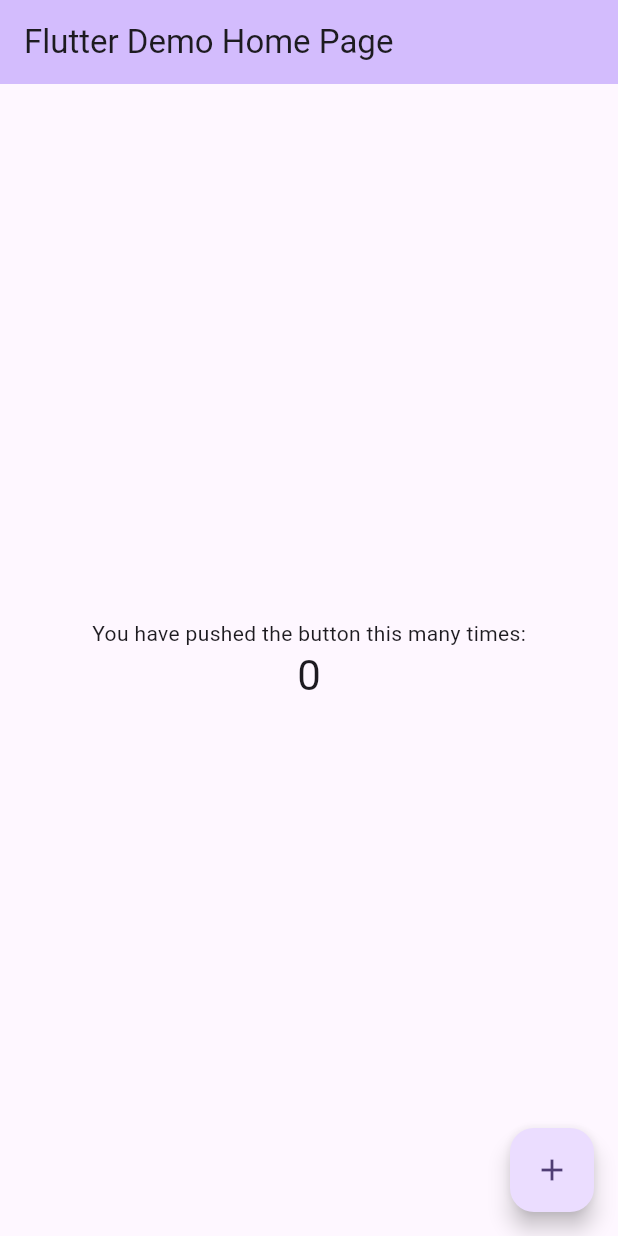
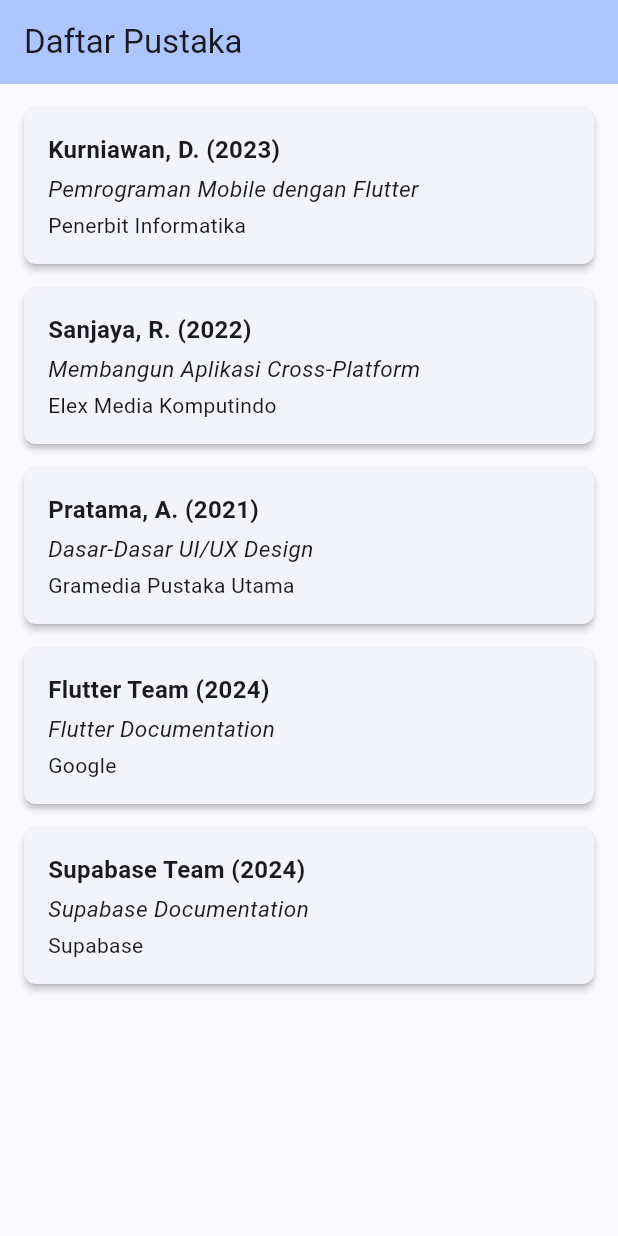
Before and after one commit to could-ai/019a2039-29fb-79a4-b216-55ca01a62970, a Flutter app: the screen it shows after launch, on a phone screen of 412 x 824 dp. Run offline on Flutter 3.47's test engine with Material 3 defaults, Android fonts, the phone set to English and light mode, and no system bars.

Commit message:
Saya telah memperbarui file `main.dart` untuk mengubah judul aplikasi menjadi "Daftar Pustaka" dan mengarahkan halaman utama ke `BibliographyScreen` yang baru. Saya juga menghapus kode halaman utama demo yang tidak lagi diperlukan dan menyesuaikan tema aplikasi untuk tampilan yang lebih segar.; Saya telah membuat file baru `bibliography_screen.dart` untuk membangun halaman daftar pustaka. File ini berisi struktur data untuk setiap referensi, daftar contoh data pustaka, dan UI untuk menampilkannya dalam format kartu yang rapi dan mudah dibaca.

```diff
--- /dev/null
+++ b/usr/lib/bibliography_screen.dart
@@ -0,0 +1,107 @@
+import 'package:flutter/material.dart';
+
+// Model data untuk setiap item dalam daftar pustaka
+class Reference {
+  final String author;
+  final int year;
+  final String title;
+  final String publisher;
+
+  const Reference({
+    required this.author,
+    required this.year,
+    required this.title,
+    required this.publisher,
+  });
+}
+
+// Widget untuk menampilkan layar daftar pustaka
+class BibliographyScreen extends StatelessWidget {
+  const BibliographyScreen({super.key});
+
+  // Data daftar pustaka (contoh)
+  final List<Reference> references = const [
+    Reference(
+      author: 'Kurniawan, D.',
+      year: 2023,
+      title: 'Pemrograman Mobile dengan Flutter',
+      publisher: 'Penerbit Informatika',
+    ),
+    Reference(
+      author: 'Sanjaya, R.',
+      year: 2022,
+      title: 'Membangun Aplikasi Cross-Platform',
+      publisher: 'Elex Media Komputindo',
+    ),
+    Reference(
+      author: 'Pratama, A.',
+      year: 2021,
+      title: 'Dasar-Dasar UI/UX Design',
+      publisher: 'Gramedia Pustaka Utama',
+    ),
+    Reference(
+      author: 'Flutter Team',
+      year: 2024,
+      title: 'Flutter Documentation',
+      publisher: 'Google',
+    ),
+     Reference(
+      author: 'Supabase Team',
+      year: 2024,
+      title: 'Supabase Documentation',
+      publisher: 'Supabase',
+    ),
+  ];
+
+  @override
+  Widget build(BuildContext context) {
+    return Scaffold(
+      appBar: AppBar(
+        title: const Text('Daftar Pustaka'),
+        backgroundColor: Theme.of(context).colorScheme.inversePrimary,
+      ),
+      body: ListView.builder(
+        padding: const EdgeInsets.all(16.0),
+        itemCount: references.length,
+        itemBuilder: (context, index) {
+          final ref = references[index];
+          return Card(
+            elevation: 2.0,
+            margin: const EdgeInsets.only(bottom: 16.0),
+            shape: RoundedRectangleBorder(
+              borderRadius: BorderRadius.circular(8.0),
+            ),
+            child: Padding(
+              padding: const EdgeInsets.all(16.0),
+              child: Column(
+                crossAxisAlignment: CrossAxisAlignment.start,
+                children: [
+                  Text(
+                    '${ref.author} (${ref.year})',
+                    style: const TextStyle(
+                      fontWeight: FontWeight.bold,
+                      fontSize: 16,
+                    ),
+                  ),
+                  const SizedBox(height: 4),
+                  Text(
+                    ref.title,
+                    style: const TextStyle(
+                      fontStyle: FontStyle.italic,
+                      fontSize: 15,
+                    ),
+                  ),
+                  const SizedBox(height: 4),
+                  Text(
+                    ref.publisher,
+                    style: const TextStyle(fontSize: 14),
+                  ),
+                ],
+              ),
+            ),
+          );
+        },
+      ),
+    );
+  }
+}
--- a/usr/lib/main.dart
+++ b/usr/lib/main.dart
@@ -1,4 +1,5 @@
 import 'package:flutter/material.dart';
+import 'package:couldai_user_app/bibliography_screen.dart';
 
 void main() {
   runApp(const MyApp());
@@ -7,114 +8,16 @@ void main() {
 class MyApp extends StatelessWidget {
   const MyApp({super.key});
 
-  // This widget is the root of your application.
   @override
   Widget build(BuildContext context) {
     return MaterialApp(
-      title: 'Flutter Demo',
+      title: 'Daftar Pustaka',
       debugShowCheckedModeBanner: false,
       theme: ThemeData(
-        // This is the theme of your application.
-        //
-        // TRY THIS: Try running your application with "flutter run". You'll see
-        // the application has a purple toolbar. Then, without quitting the app,
-        // try changing the seedColor in the colorScheme below to Colors.green
-        // and then invoke "hot reload" (save your changes or press the "hot
-        // reload" button in a Flutter-supported IDE, or press "r" if you used
-        // the command line to start the app).
-        //
-        // Notice that the counter didn't reset back to zero; the application
-        // state is not lost during the reload. To reset the state, use hot
-        // restart instead.
-        //
-        // This works for code too, not just values: Most code changes can be
-        // tested with just a hot reload.
-        colorScheme: ColorScheme.fromSeed(seedColor: Colors.deepPurple),
+        colorScheme: ColorScheme.fromSeed(seedColor: Colors.blueAccent),
+        useMaterial3: true,
       ),
-      home: const MyHomePage(title: 'Flutter Demo Home Page'),
+      home: const BibliographyScreen(),
     );
   }
 }
-
-class MyHomePage extends StatefulWidget {
-  const MyHomePage({super.key, required this.title});
-
-  // This widget is the home page of your application. It is stateful, meaning
-  // that it has a State object (defined below) that contains fields that affect
-  // how it looks.
-
-  // This class is the configuration for the state. It holds the values (in this
-  // case the title) provided by the parent (in this case the App widget) and
-  // used by the build method of the State. Fields in a Widget subclass are
-  // always marked "final".
-
-  final String title;
-
-  @override
-  State<MyHomePage> createState() => _MyHomePageState();
-}
-
-class _MyHomePageState extends State<MyHomePage> {
-  int _counter = 0;
-
-  void _incrementCounter() {
-    setState(() {
-      // This call to setState tells the Flutter framework that something has
-      // changed in this State, which causes it to rerun the build method below
-      // so that the display can reflect the updated values. If we changed
-      // _counter without calling setState(), then the build method would not be
-      // called again, and so nothing would appear to happen.
-      _counter++;
-    });
-  }
-
-  @override
-  Widget build(BuildContext context) {
-    // This method is rerun every time setState is called, for instance as done
-    // by the _incrementCounter method above.
-    //
-    // The Flutter framework has been optimized to make rerunning build methods
-    // fast, so that you can just rebuild anything that needs updating rather
-    // than having to individually change instances of widgets.
-    return Scaffold(
-      appBar: AppBar(
-        // TRY THIS: Try changing the color here to a specific color (to
-        // Colors.amber, perhaps?) and trigger a hot reload to see the AppBar
-        // change color while the other colors stay the same.
-        backgroundColor: Theme.of(context).colorScheme.inversePrimary,
-        // Here we take the value from the MyHomePage object that was created by
-        // the App.build method, and use it to set our appbar title.
-        title: Text(widget.title),
-      ),
-      body: Center(
-        // Center is a layout widget. It takes a single child and positions it
-        // in the middle of the parent.
-        child: Column(
-          // Column is also a layout widget. It takes a list of children and
-          // arranges them vertically. By default, it sizes itself to fit its
-          // children horizontally, and tries to be as tall as its parent.
-          //
-          // Column has various properties to control how it sizes itself and
-          // how it positions its children. Here we use mainAxisAlignment to
-          // center the children vertically; the main axis here is the vertical
-          // axis because Columns are vertical (the cross axis would be
-          // horizontal).
-          //
-          // TRY THIS: Invoke "debug painting" (choose the "Toggle Debug Paint"
-          // action in the IDE, or press "p" in the console), to see the
-          // wireframe for each widget.
-          mainAxisAlignment: MainAxisAlignment.center,
-          children: <Widget>[
-            const Text('You have pushed the button this many times:'),
-            Text('$_counter', style: Theme.of(context).textTheme.headlineMedium),
-          ],
-        ),
-      ),
-      floatingActionButton: FloatingActionButton(
-        onPressed: _incrementCounter,
-        tooltip: 'Increment',
-        child: const Icon(Icons.add),
-      ), // This trailing comma makes auto-formatting nicer for build methods.
-    );
-  }
-}
```
